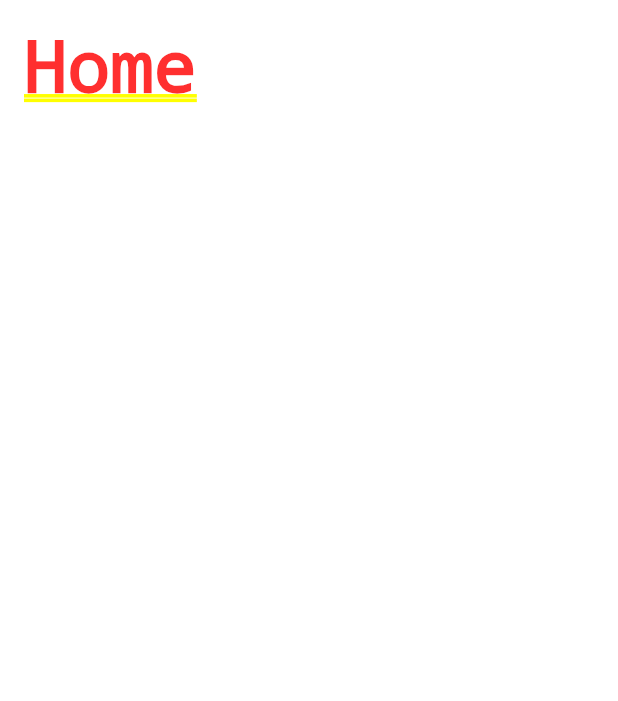
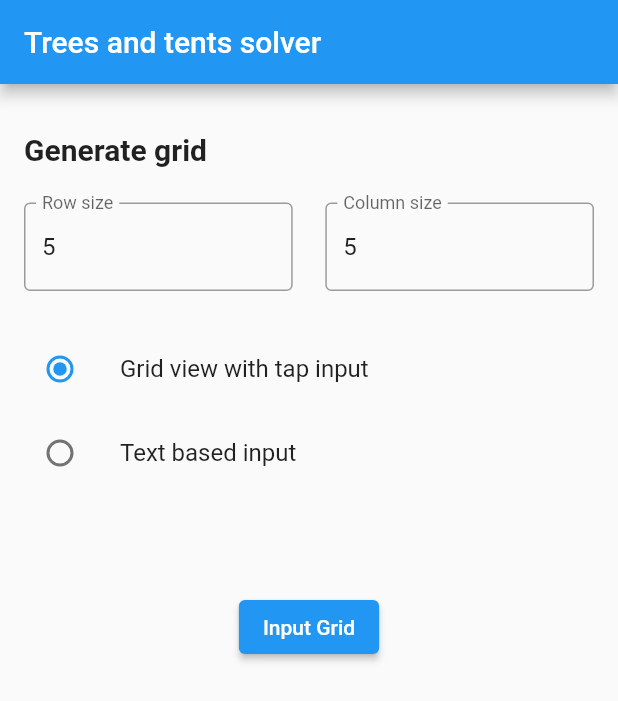
Before and after one commit to jforcode/TentsAndTreesSolver, a Flutter app: the screen it shows after launch, on a phone screen of 412 x 824 dp. Shown: the top 701 px of the screen. Run offline on Flutter 3.47's test engine with Material 2 defaults, Android fonts, the light colour scheme and no system bars.

Commit message:
added a simple UI to input a grid and show the output from the solver visually

```diff
--- a/lib/Home.dart
+++ /dev/null
@@ -1,18 +0,0 @@
-import 'package:flutter/material.dart';
-
-class HomeView extends StatefulWidget {
-  const HomeView({Key? key}) : super(key: key);
-
-  @override
-  State<StatefulWidget> createState() => HomeViewState();
-}
-
-class HomeViewState extends State<HomeView> {
-  @override
-  Widget build(BuildContext context) {
-    return Container(
-      padding: const EdgeInsets.all(16),
-      child: const Text('Home'),
-    );
-  }
-}
--- /dev/null
+++ b/lib/home.dart
@@ -0,0 +1,135 @@
+import 'package:flutter/material.dart';
+
+class HomeView extends StatefulWidget {
+  const HomeView({Key? key}) : super(key: key);
+
+  @override
+  State<StatefulWidget> createState() => HomeViewState();
+}
+
+class HomeViewState extends State<HomeView> {
+  final _formKey = GlobalKey<FormState>();
+  int groupValue = 0;
+  TextEditingController rowTextCtrl = TextEditingController();
+  TextEditingController colTextCtrl = TextEditingController();
+  final maxSizeForGridInput = 15;
+  final maxSizeForTextInput = 100;
+
+  @override
+  Widget build(BuildContext context) {
+    rowTextCtrl.text = "5";
+    colTextCtrl.text = "5";
+
+    return Scaffold(
+      appBar: AppBar(
+        title: const Text("Trees and tents solver"),
+      ),
+      body: Form(
+        key: _formKey,
+        child: Container(
+          padding: const EdgeInsets.all(16),
+          child: Column(
+            crossAxisAlignment: CrossAxisAlignment.start,
+            children: [
+              Container(height: 16),
+              const Text(
+                "Generate grid",
+                style: TextStyle(fontWeight: FontWeight.bold, fontSize: 20),
+              ),
+              Container(height: 24),
+              Row(
+                mainAxisAlignment: MainAxisAlignment.spaceBetween,
+                children: [
+                  SizedBox(
+                    width: MediaQuery.of(context).size.width / 2.3,
+                    child: TextFormField(
+                      controller: rowTextCtrl,
+                      validator: _validate,
+                      decoration: const InputDecoration(
+                        border: OutlineInputBorder(),
+                        labelText: 'Row size',
+                      ),
+                      keyboardType: TextInputType.number,
+                    ),
+                  ),
+                  SizedBox(
+                    width: MediaQuery.of(context).size.width / 2.3,
+                    child: TextFormField(
+                      controller: colTextCtrl,
+                      validator: _validate,
+                      decoration: const InputDecoration(
+                        border: OutlineInputBorder(),
+                        labelText: 'Column size',
+                      ),
+                      keyboardType: TextInputType.number,
+                    ),
+                  ),
+                ],
+              ),
+              Container(height: 24),
+              ListTile(
+                contentPadding: EdgeInsets.zero,
+                title: const Text("Grid view with tap input"),
+                leading: Radio(value: 0, groupValue: groupValue, onChanged: _setRadioValue),
+              ),
+              ListTile(
+                contentPadding: EdgeInsets.zero,
+                title: const Text("Text based input"),
+                leading: Radio(value: 1, groupValue: groupValue, onChanged: _setRadioValue),
+              ),
+              Container(height: 48),
+              Container(
+                margin: const EdgeInsets.only(top: 16),
+                alignment: Alignment.center,
+                child: ElevatedButton(
+                  onPressed: _generate,
+                  child: const Text("Input Grid"),
+                ),
+              ),
+            ],
+          ),
+        ),
+      ),
+    );
+  }
+
+  void _generate() {
+    if (_formKey.currentState!.validate()) {
+      if (groupValue == 0) {
+        Navigator.of(context).pushNamed(
+          '/inputGrid',
+          arguments: [int.parse(rowTextCtrl.text), int.parse(colTextCtrl.text)],
+        );
+      } else {
+        Navigator.of(context).pushNamed(
+          '/inputText',
+          arguments: [int.parse(rowTextCtrl.text), int.parse(colTextCtrl.text)],
+        );
+      }
+    }
+  }
+
+  String? _validate(String? value) {
+    if (value == null || value.isEmpty) {
+      return "Enter a valid number";
+    }
+    int intValue = int.parse(value);
+    if (groupValue == 0) {
+      if (intValue > maxSizeForGridInput) {
+        return "Max size for grid input is $maxSizeForGridInput";
+      }
+    } else {
+      if (intValue > maxSizeForTextInput) {
+        return "Max size for text input is $maxSizeForTextInput";
+      }
+    }
+
+    return null;
+  }
+
+  void _setRadioValue(int? newValue) {
+    setState(() {
+      groupValue = newValue ?? 0;
+    });
+  }
+}
--- a/lib/main.dart
+++ b/lib/main.dart
@@ -1,5 +1,8 @@
 import 'package:flutter/material.dart';
-import 'package:trees_and_tents_solver/Home.dart';
+import 'package:trees_and_tents_solver/home.dart';
+
+import 'grid_input_view.dart';
+import 'text_input_view.dart';
 
 void main() {
   runApp(const MyApp());
@@ -16,6 +19,10 @@ class MyApp extends StatelessWidget {
       theme: ThemeData(
         primarySwatch: Colors.blue,
       ),
+      routes: {
+        '/inputGrid': (context) => const GridInputView(),
+        '/inputText': (context) => const TextInputView(),
+      },
       home: const HomeView(),
     );
   }
--- a/lib/solver.dart
+++ b/lib/solver.dart
@@ -36,6 +36,8 @@ class Solver {
     _completedTentsInRows = input.rowTents.map((e) => 0).toList();
     _completedTentsInCols = input.colTents.map((e) => 0).toList();
     _changes = [];
+
+    print(_input.numRows);
 
     _loopOverGrid((cell) {
       if (cell.element == ElementState.tree) {
```
Also changed, not shown: lib/grid_input_view.dart (added, +217 -0 lines), lib/text_input_view.dart (added, +24 -0 lines).
